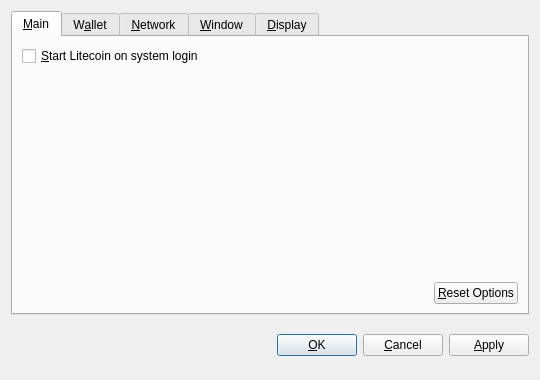
This is src/qt/forms/optionsdialog.ui in koheihamada/hamacoin as Qt 5 draws it before an edit. The edited form follows.
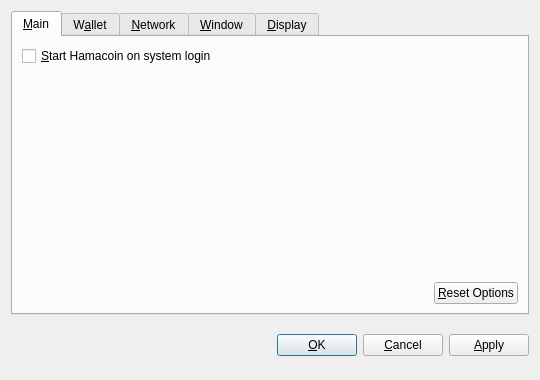
This is the edited form. Custom widgets are drawn as their Qt base class.

What changed in the file:
```diff
--- a/src/qt/forms/optionsdialog.ui
+++ b/src/qt/forms/optionsdialog.ui
@@ -36,7 +36,7 @@
           <string>Automatically start Litecoin after logging in to the system.</string>
          </property>
          <property name="text">
-          <string>&amp;Start Litecoin on system login</string>
+          <string>&amp;Start Hamacoin on system login</string>
          </property>
         </widget>
        </item>
```
Left out of the diff: 10 changed lines with no effect on the pictures.
